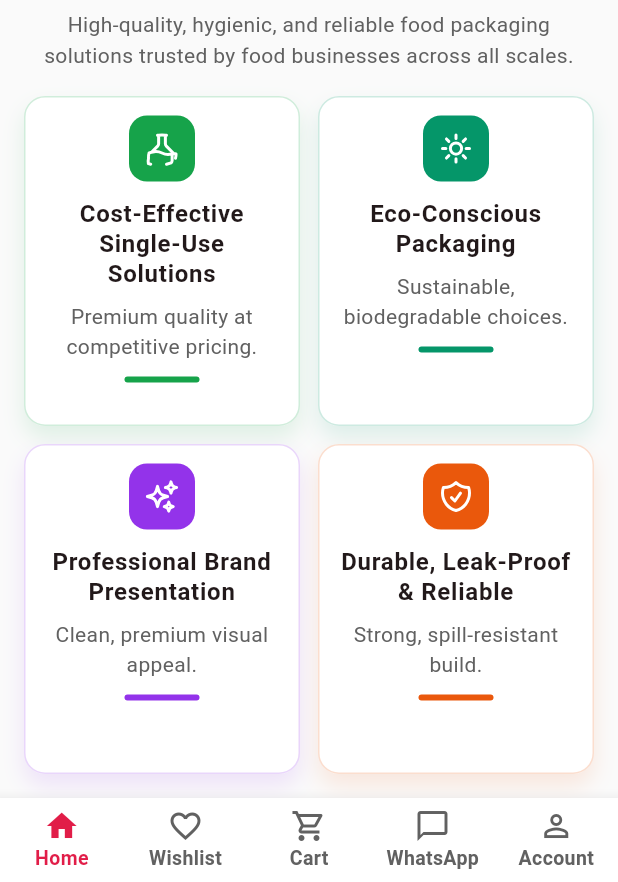
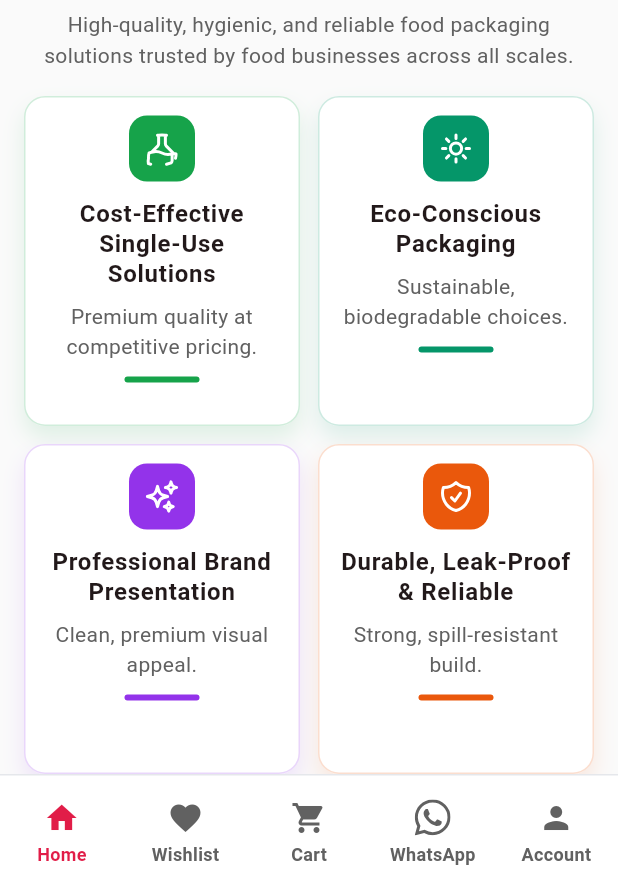
Before and after one commit to digitalbuddiesspune/Restrobazaar, a Flutter app: the screen it shows after launch, scrolled down 576 dp, on a phone screen of 412 x 824 dp, the part 354-1236 px from its top. Run offline on Flutter 3.47's test engine with Material 3 defaults, Android fonts, the phone set to English and light mode, and no system bars; our stand-ins replace cached_network_image, carousel_slider, cookie_jar, dio, dio_cookie_manager, firebase_core and 10 more; accounts and stored records are empty; network calls fail.

Commit message:
fixed navbar and home screen industries we serve section

```diff
--- a/restrobazaar/lib/src/screens/home/home_screen.dart
+++ b/restrobazaar/lib/src/screens/home/home_screen.dart
@@ -690,11 +690,11 @@ class _IndustriesSectionState extends State<_IndustriesSection>
               scrollDirection: Axis.horizontal,
               itemCount: marqueeItems.length,
               padding: const EdgeInsets.symmetric(horizontal: 16),
-              separatorBuilder: (_, __) => const SizedBox(width: 10),
+              separatorBuilder: (_, __) => const SizedBox(width: 6),
               itemBuilder: (context, index) {
                 final industry = marqueeItems[index];
                 return SizedBox(
-                  width: 220,
+                  width: 150,
                   child: Column(
                     children: [
                       Expanded(
--- a/restrobazaar/lib/src/widgets/app_bottom_nav.dart
+++ b/restrobazaar/lib/src/widgets/app_bottom_nav.dart
@@ -1,9 +1,19 @@
 import 'package:flutter/material.dart';
+import 'package:flutter_riverpod/flutter_riverpod.dart';
+import 'package:flutter_svg/flutter_svg.dart';
 import 'package:go_router/go_router.dart';
 import 'package:url_launcher/url_launcher.dart';
 
-class AppBottomNav extends StatelessWidget {
+import '../controllers/cart_controller.dart';
+import '../controllers/wishlist_controller.dart';
+
+class AppBottomNav extends ConsumerWidget {
   const AppBottomNav({super.key});
+
+  static const _whatsappSvg =
+      '<svg viewBox="0 0 24 24" fill="currentColor">'
+      '<path d="M17.472 14.382c-.297-.149-1.758-.867-2.03-.967-.273-.099-.471-.148-.67.15-.197.297-.767.966-.94 1.164-.173.199-.347.223-.644.075-.297-.15-1.255-.463-2.39-1.475-.883-.788-1.48-1.761-1.653-2.059-.173-.297-.018-.458.13-.606.134-.133.298-.347.446-.52.149-.174.198-.298.298-.497.099-.198.05-.371-.025-.52-.075-.149-.669-1.612-.916-2.207-.242-.579-.487-.5-.669-.51-.173-.008-.371-.01-.57-.01-.198 0-.52.074-.792.372-.272.297-1.04 1.016-1.04 2.479 0 1.462 1.065 2.875 1.213 3.074.149.198 2.096 3.2 5.077 4.487.709.306 1.262.489 1.694.625.712.227 1.36.195 1.871.118.571-.085 1.758-.719 2.006-1.413.248-.694.248-1.289.173-1.413-.074-.124-.272-.198-.57-.347m-5.421 7.403h-.004a9.87 9.87 0 01-5.031-1.378l-.361-.214-3.741.982.998-3.648-.235-.374a9.86 9.86 0 01-1.51-5.26c.001-5.45 4.436-9.884 9.888-9.884 2.64 0 5.122 1.03 6.988 2.898a9.825 9.825 0 012.893 6.994c-.003 5.45-4.437 9.884-9.885 9.884m8.413-18.297A11.815 11.815 0 0012.05 0C5.495 0 .16 5.335.157 11.892c0 2.096.547 4.142 1.588 5.945L.057 24l6.305-1.654a11.882 11.882 0 005.683 1.448h.005c6.554 0 11.89-5.335 11.893-11.893a11.821 11.821 0 00-3.48-8.413Z"/>'
+      '</svg>';
 
   int _indexForLocation(String location) {
     if (location.startsWith('/wishlist')) {
@@ -50,65 +60,190 @@ class AppBottomNav extends StatelessWidget {
     await launchUrl(uri, mode: LaunchMode.externalApplication);
   }
 
+  Widget _whatsappIcon() {
+    return Builder(
+      builder: (context) {
+        final color = IconTheme.of(context).color ?? Colors.black;
+        return SvgPicture.string(
+          _whatsappSvg,
+          width: 24,
+          height: 24,
+          colorFilter: ColorFilter.mode(color, BlendMode.srcIn),
+        );
+      },
+    );
+  }
+
+  Widget _badgeWrapper(Widget icon, int count) {
+    if (count <= 0) {
+      return icon;
+    }
+    final label = count > 99 ? '99+' : '$count';
+    return Stack(
+      clipBehavior: Clip.none,
+      children: [
+        icon,
+        Positioned(
+          top: -6,
+          right: -8,
+          child: Container(
+            padding: const EdgeInsets.symmetric(horizontal: 4),
+            constraints: const BoxConstraints(minHeight: 18, minWidth: 18),
+            decoration: BoxDecoration(
+              color: const Color(0xFFE11D48),
+              borderRadius: BorderRadius.circular(999),
+            ),
+            child: Center(
+              child: Text(
+                label,
+                style: const TextStyle(
+                  color: Colors.white,
+                  fontSize: 10,
+                  fontWeight: FontWeight.w700,
+                ),
+              ),
+            ),
+          ),
+        ),
+      ],
+    );
+  }
+
+  BottomNavigationBarItem _navItem({
+    required Widget icon,
+    required String label,
+    int badgeCount = 0,
+    Widget? activeIcon,
+  }) {
+    return BottomNavigationBarItem(
+      icon: _badgeWrapper(icon, badgeCount),
+      activeIcon: _badgeWrapper(activeIcon ?? icon, badgeCount),
+      label: label,
+    );
+  }
+
   @override
-  Widget build(BuildContext context) {
+  Widget build(BuildContext context, WidgetRef ref) {
     final location = GoRouterState.of(context).uri.path;
     final selectedIndex = _indexForLocation(location);
+    final cartCount =
+        ref.watch(cartControllerProvider.select((state) => state.items.length));
+    final wishlistCount = ref.watch(
+      wishlistControllerProvider.select((state) => state.items.length),
+    );
 
     const selectedColor = Color(0xFFE11D48); // red tone from web
     final unselectedColor = Colors.grey.shade700;
 
-    return BottomNavigationBar(
-      currentIndex: selectedIndex,
-      onTap: (index) async {
-        if (index == 3) {
-          await _launchWhatsapp(context);
-          return;
+    final bottomInset = MediaQuery.of(context).padding.bottom;
+    const baseHeight = 72.0;
+
+    Widget navItem({
+      required int index,
+      required String label,
+      required Widget icon,
+      int badgeCount = 0,
+      Widget? activeIcon,
+      required VoidCallback onTap,
+    }) {
+      final isSelected = selectedIndex == index;
+      final color = isSelected ? selectedColor : unselectedColor;
+      return Expanded(
+        child: InkWell(
+          onTap: onTap,
+          child: Column(
+            mainAxisAlignment: MainAxisAlignment.center,
+            children: [
+              IconTheme(
+                data: IconThemeData(color: color, size: 24),
+                child: _badgeWrapper(activeIcon ?? icon, badgeCount),
+              ),
+              const SizedBox(height: 4),
+              Text(
+                label,
+                style: TextStyle(
+                  color: color,
+                  fontWeight: isSelected ? FontWeight.w700 : FontWeight.w600,
+                  fontSize: 12,
+                ),
+              ),
+            ],
+          ),
+        ),
+      );
     }
-        final target = _pathForIndex(index);
+
+    return Container(
+      height: baseHeight + bottomInset,
+      padding: EdgeInsets.only(bottom: bottomInset, top: 6),
+      decoration: const BoxDecoration(
+        color: Colors.white,
+        border: Border(
+          top: BorderSide(color: Color(0xFFE5E7EB)),
+        ),
+      ),
+      child: Row(
+        children: [
+          navItem(
+            index: 0,
+            label: 'Home',
+            icon: const Icon(Icons.home_outlined),
+            activeIcon: const Icon(Icons.home),
+            onTap: () {
+              final target = _pathForIndex(0);
               if (target != location) {
                 context.go(target);
               }
             },
-      type: BottomNavigationBarType.fixed,
-      backgroundColor: Colors.white,
-      selectedItemColor: selectedColor,
-      unselectedItemColor: unselectedColor,
-      selectedLabelStyle: const TextStyle(
-        fontWeight: FontWeight.w700,
-        fontSize: 13,
           ),
-      unselectedLabelStyle: const TextStyle(
-        fontWeight: FontWeight.w600,
-        fontSize: 13,
+          navItem(
+            index: 1,
+            label: 'Wishlist',
+            icon: const Icon(Icons.favorite_border),
+            activeIcon: const Icon(Icons.favorite),
+            badgeCount: wishlistCount,
+            onTap: () {
+              final target = _pathForIndex(1);
+              if (target != location) {
+                context.go(target);
+              }
+            },
           ),
-      items: const [
-        BottomNavigationBarItem(
-          icon: Icon(Icons.home_outlined),
-          activeIcon: Icon(Icons.home),
-          label: 'Home',
+          navItem(
+            index: 2,
+            label: 'Cart',
+            icon: const Icon(Icons.shopping_cart_outlined),
+            activeIcon: const Icon(Icons.shopping_cart),
+            badgeCount: cartCount,
+            onTap: () {
+              final target = _pathForIndex(2);
+              if (target != location) {
+                context.go(target);
+              }
+            },
           ),
-        BottomNavigationBarItem(
-          icon: Icon(Icons.favorite_border),
-          activeIcon: Icon(Icons.favorite),
-          label: 'Wishlist',
+          navItem(
+            index: 3,
+            label: 'WhatsApp',
+            icon: _whatsappIcon(),
+            onTap: () async {
+              await _launchWhatsapp(context);
+            },
           ),
-        BottomNavigationBarItem(
-          icon: Icon(Icons.shopping_cart_outlined),
-          activeIcon: Icon(Icons.shopping_cart),
-          label: 'Cart',
-        ),
-        BottomNavigationBarItem(
-          icon: Icon(Icons.chat_bubble_outline),
-          activeIcon: Icon(Icons.chat_bubble),
-          label: 'WhatsApp',
-        ),
-        BottomNavigationBarItem(
-          icon: Icon(Icons.person_outline),
-          activeIcon: Icon(Icons.person),
+          navItem(
+            index: 4,
             label: 'Account',
+            icon: const Icon(Icons.person_outline),
+            activeIcon: const Icon(Icons.person),
+            onTap: () {
+              final target = _pathForIndex(4);
+              if (target != location) {
+                context.go(target);
+              }
+            },
           ),
         ],
+      ),
     );
   }
 }
```
Lines whose indentation alone changed are shown as unchanged.
